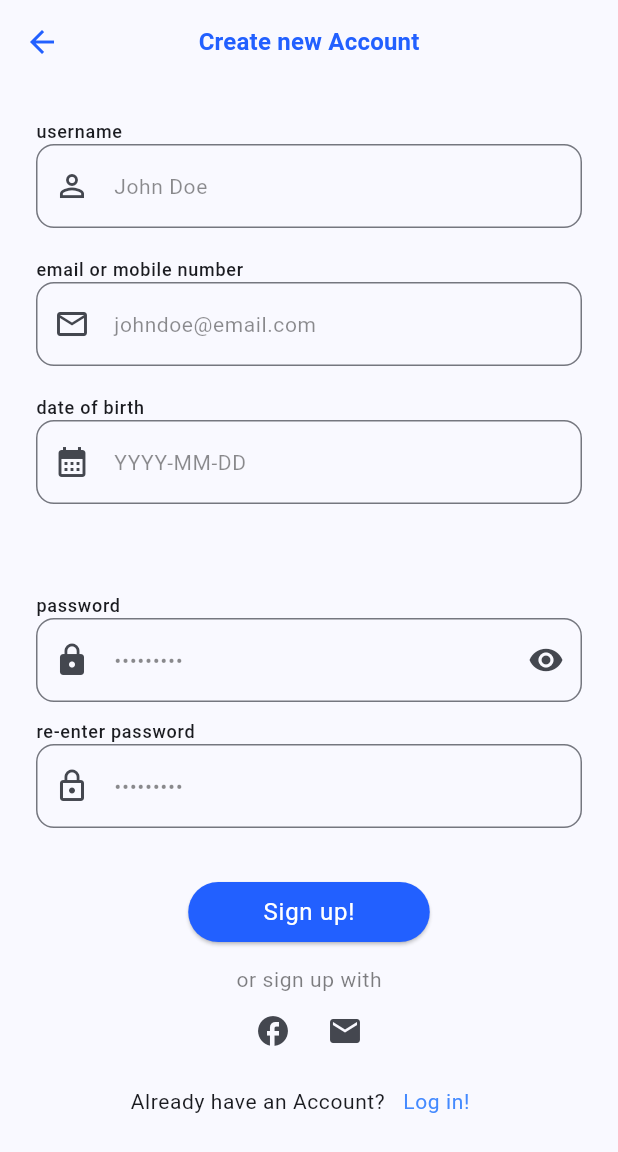
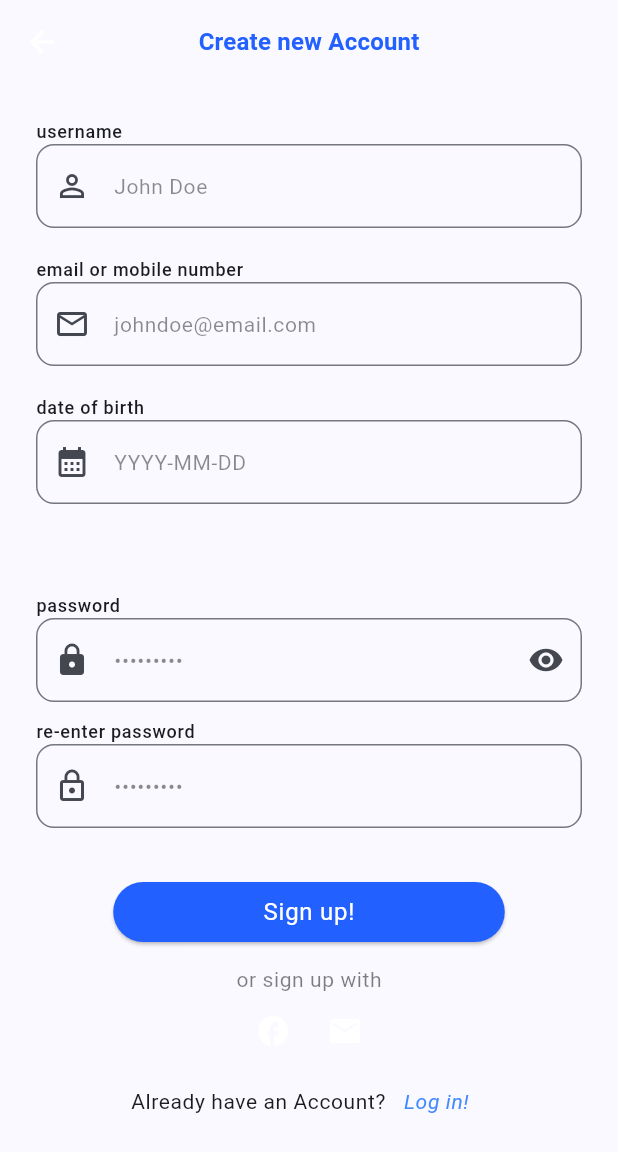
Before and after one commit to BretLogs/Skin_First, a Flutter app: the SignUpScreen screen opened directly, on a phone screen of 412 x 824 dp. Shown: the top 1152 px of the screen. Run offline on Flutter 3.47's test engine with Material 3 defaults, Android fonts, the phone set to English and light mode, and no system bars; our stand-ins replace google_fonts.

```diff
--- a/skin_first/lib/main.dart
+++ b/skin_first/lib/main.dart
@@ -25,6 +25,11 @@ class MyApp extends StatelessWidget {
             color: Color(0xff2260FF),
           ),
         ),
+        iconButtonTheme: const IconButtonThemeData(
+          style: ButtonStyle(
+            iconColor: MaterialStatePropertyAll(Colors.white),
+          ),
+        ),
         textTheme: TextTheme(
             titleLarge: GoogleFonts.leagueSpartan(
               fontSize: 48,
--- a/skin_first/lib/presentation/authentications/sign_up/sign_up_screen.dart
+++ b/skin_first/lib/presentation/authentications/sign_up/sign_up_screen.dart
@@ -1,4 +1,8 @@
 import 'package:flutter/material.dart';
+import 'package:skin_first/presentation/authentications/log_in/log_in_screen.dart';
+import 'package:skin_first/presentation/buttons/elevated_buttons_main.dart';
+import 'package:skin_first/presentation/buttons/text_button_primary.dart';
+import 'package:skin_first/presentation/splash/splash_screen.dart';
 
 class SignUpScreen extends StatefulWidget {
   const SignUpScreen({super.key});
@@ -42,6 +46,7 @@ class _SignUpScreenState extends State<SignUpScreen> {
           padding: const EdgeInsets.all(24),
           child: Column(
             crossAxisAlignment: CrossAxisAlignment.center,
+            mainAxisAlignment: MainAxisAlignment.spaceAround,
             children: <Widget>[
               Column(
                 crossAxisAlignment: CrossAxisAlignment.start,
@@ -174,16 +179,11 @@ class _SignUpScreenState extends State<SignUpScreen> {
               const SizedBox(height: 12),
               Column(
                 children: <Widget>[
-                  ElevatedButton(
-                    onPressed: () {},
-                    style: const ButtonStyle(
-                        backgroundColor: MaterialStatePropertyAll<Color>(Color(0xff2260FF)),
-                        foregroundColor: MaterialStatePropertyAll(Colors.white),
-                        padding: MaterialStatePropertyAll(EdgeInsets.fromLTRB(50, 8, 50, 8))),
-                    child: Text(
-                      'Sign up!',
-                      style: Theme.of(context).textTheme.bodyLarge?.copyWith(color: Colors.white),
-                    ),
+                  ElevatedButtonPrimary(
+                    onPressed: () {
+                      Navigator.push(context, MaterialPageRoute(builder: (BuildContext context) => const SplashScreen()));
+                    },
+                    textString: 'Sign up!',
                   ),
                   const SizedBox(height: 12),
                   Text(
@@ -206,12 +206,12 @@ class _SignUpScreenState extends State<SignUpScreen> {
                         'Already have an Account?',
                         style: Theme.of(context).textTheme.bodySmall,
                       ),
-                      TextButton(
-                          onPressed: () {},
-                          child: Text(
-                            'Log in!',
-                            style: Theme.of(context).textTheme.bodySmall?.copyWith(color: Colors.blueAccent),
-                          )),
+                      TextButtonPrimary(
+                        onPressed: () {
+                          Navigator.pushReplacement(context, MaterialPageRoute(builder: (BuildContext context) => const LogInScreen()));
+                        },
+                        textString: 'Log in!',
+                      )
                     ],
                   )
                 ],
--- a/skin_first/lib/presentation/buttons/elevated_buttons_main.dart
+++ b/skin_first/lib/presentation/buttons/elevated_buttons_main.dart
@@ -13,9 +13,7 @@ class ElevatedButtonPrimary extends StatelessWidget {
   @override
   Widget build(BuildContext context) {
     return ElevatedButton(
-      onPressed: () {
-        onPressed;
-      },
+      onPressed: onPressed,
       style: const ButtonStyle(
           backgroundColor: MaterialStatePropertyAll<Color>(Color(0xff2260FF)),
           foregroundColor: MaterialStatePropertyAll(Colors.white),
--- a/skin_first/lib/presentation/buttons/text_button_primary.dart
+++ b/skin_first/lib/presentation/buttons/text_button_primary.dart
@@ -9,9 +9,7 @@ class TextButtonPrimary extends StatelessWidget {
   @override
   Widget build(BuildContext context) {
     return TextButton(
-      onPressed: () {
-        onPressed;
-      },
+      onPressed: onPressed,
       child: Text(
         textString,
         style: Theme.of(context).textTheme.bodySmall?.copyWith(fontStyle: FontStyle.italic, color: Colors.blueAccent),
--- a/skin_first/pubspec.yaml
+++ b/skin_first/pubspec.yaml
@@ -61,6 +61,7 @@ flutter:
   assets:
     - assets/images/welcome_icon.png
     - assets/images/splash_icon.png
+    - assets/images/profile_pic.jpg
 
   # An image asset can refer to one or more resolution-specific "variants", see
   # https://flutter.dev/assets-and-images/#resolution-aware
```
Also changed, not shown: skin_first/lib/presentation/authentications/log_in/log_in_screen.dart (+19 -22 lines), skin_first/lib/presentation/home_page/home_page.dart (added, +52 -0 lines), skin_first/assets/images/profile_pic.jpg (added).
